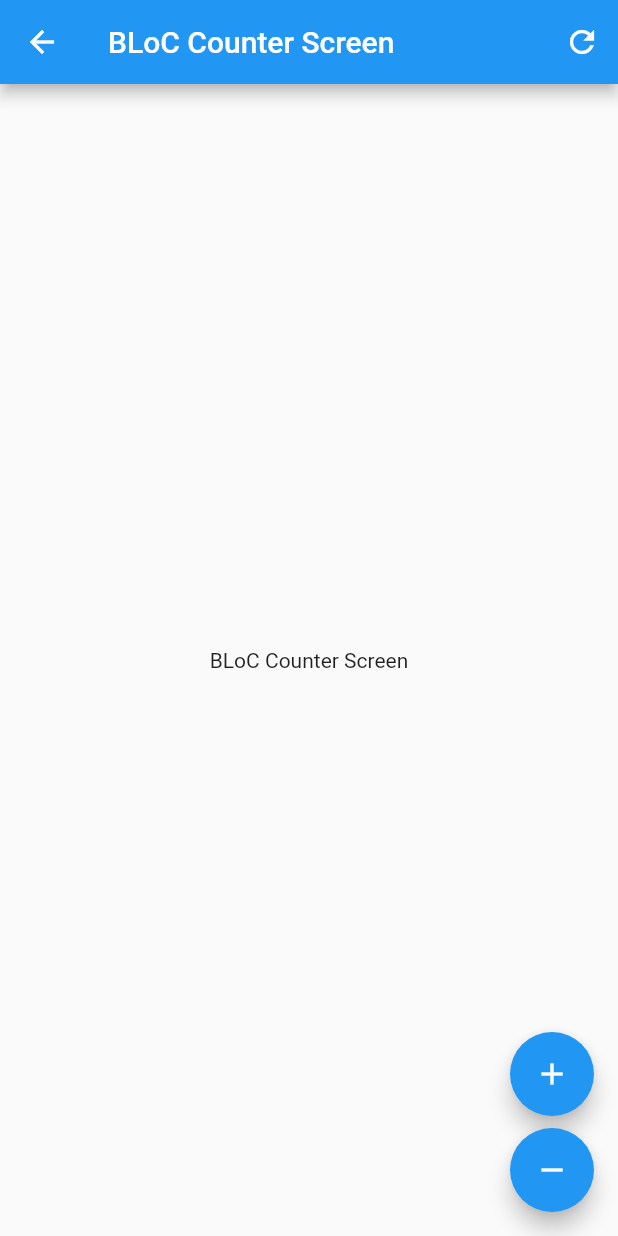
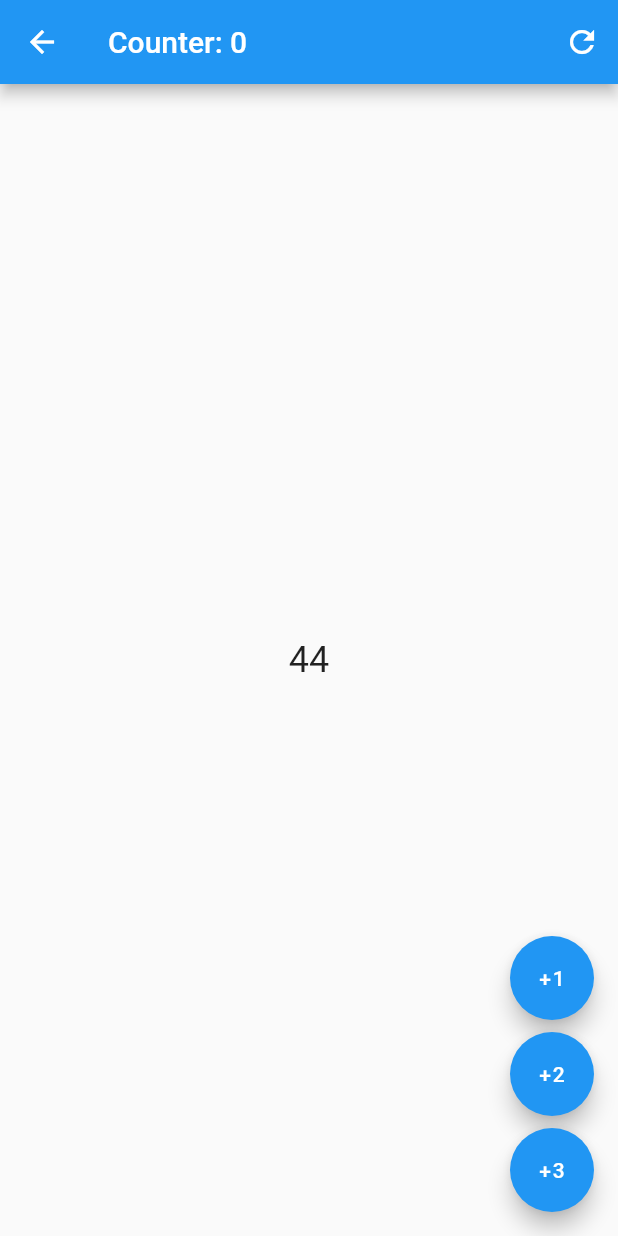
Before and after one commit to JalzDeLezZ/Flutter-Cubits-FlutterBloc-Forms, a Flutter app: the screen it shows after launch, after a tap on "BLoC", on a phone screen of 412 x 824 dp. Run offline on Flutter 3.47's test engine with Material 2 defaults, Android fonts, the phone set to English and light mode, and no system bars; our stand-ins replace equatable, flutter_bloc, go_router.

Commit message:
[imp] :: Consume Methods FlutterBloc

```diff
--- a/lib/presentation/blocs/counter_bloc/counter_event.dart
+++ b/lib/presentation/blocs/counter_bloc/counter_event.dart
@@ -9,3 +9,7 @@ class CounterIncreased extends CounterEvent {
 
   const CounterIncreased(this.value);
 }
+
+class CounterReset extends CounterEvent {
+  const CounterReset();
+}
--- a/lib/presentation/screens/block_counter_screen.dart
+++ b/lib/presentation/screens/block_counter_screen.dart
@@ -1,33 +1,71 @@
+import 'package:fbloc_cubits_forms/presentation/blocs/counter_bloc/counter_bloc.dart';
 import 'package:flutter/material.dart';
+import 'package:flutter_bloc/flutter_bloc.dart';
 
 class BlocCounterScreen extends StatelessWidget {
   const BlocCounterScreen({super.key});
 
   @override
   Widget build(BuildContext context) {
+    return BlocProvider(
+      create: (_) => CounterBloc(),
+      child: const BlocCounterView(),
+    );
+  }
+}
+
+class BlocCounterView extends StatelessWidget {
+  const BlocCounterView({
+    super.key,
+  });
+
+  void increaseCounterBy(BuildContext context, [int value = 1]) {
+    //! First way to do it
+    // context.read<CounterBloc>().add(CounterIncreased(value));
+    //? Second way to do it
+    context.read<CounterBloc>().increaseCounterByX(value);
+  }
+
+  @override
+  Widget build(BuildContext context) {
     return Scaffold(
       appBar: AppBar(
-        title: const Text('BLoC Counter Screen'),
+        title: context.select((CounterBloc fbloc) =>
+            Text('Counter: ${fbloc.state.transactionCount}')),
         actions: [
-          IconButton(onPressed: () {}, icon: const Icon(Icons.refresh))
+          IconButton(
+              //! First way to do it
+              // onPressed: () => context.read<CounterBloc>().add(const CounterReset()),
+              //? Second way to do it
+              onPressed: () => context.read<CounterBloc>().resetCounter(),
+              icon: const Icon(Icons.refresh))
         ],
       ),
-      body: const Center(
-        child: Text('BLoC Counter Screen'),
+      body: Center(
+        child: context.select((CounterBloc counterBloc) => Text(
+              '${counterBloc.state.counter}',
+              style: const TextStyle(fontSize: 24),
+            )),
       ),
       floatingActionButton: Column(
         mainAxisAlignment: MainAxisAlignment.end,
         children: [
           FloatingActionButton(
             heroTag: '1',
-            onPressed: () {},
-            child: const Icon(Icons.add),
+            onPressed: () => increaseCounterBy(context),
+            child: const Text('+1'),
           ),
           const SizedBox(height: 8),
           FloatingActionButton(
             heroTag: '2',
-            onPressed: () {},
-            child: const Icon(Icons.remove),
+            onPressed: () => increaseCounterBy(context, 2),
+            child: const Text('+2'),
+          ),
+          const SizedBox(height: 8),
+          FloatingActionButton(
+            heroTag: '3',
+            onPressed: () => increaseCounterBy(context, 3),
+            child: const Text('+3'),
           ),
         ],
       ),
```
Also changed, not shown: lib/presentation/blocs/counter_bloc/counter_bloc.dart (+19 -1 lines).
